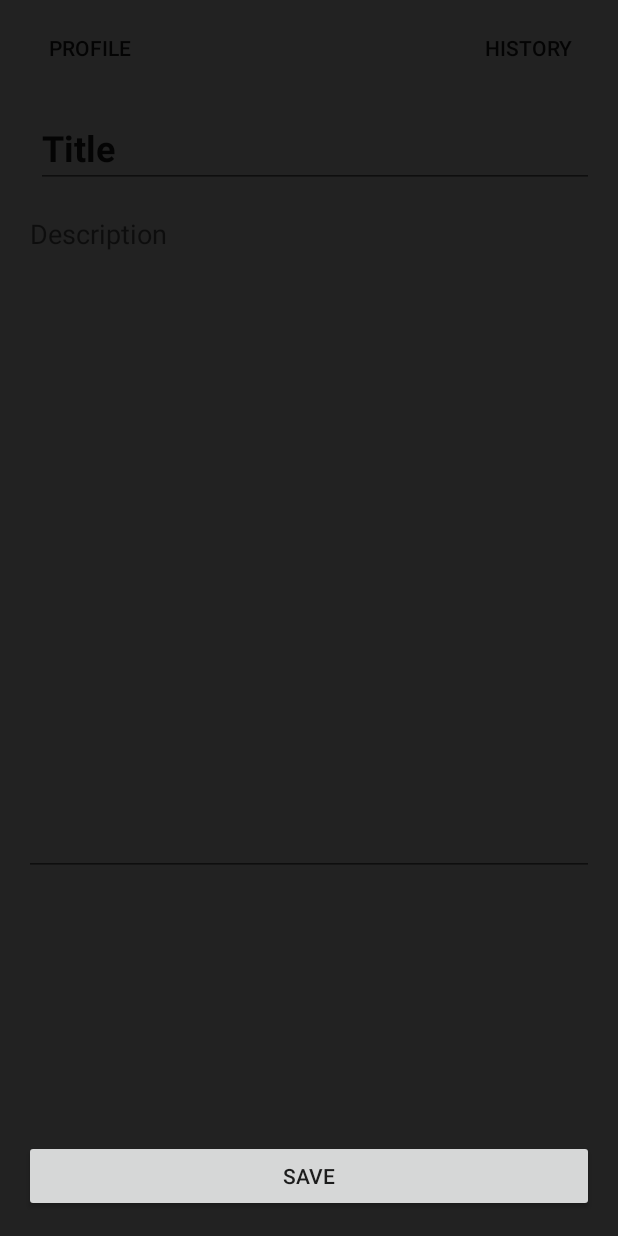
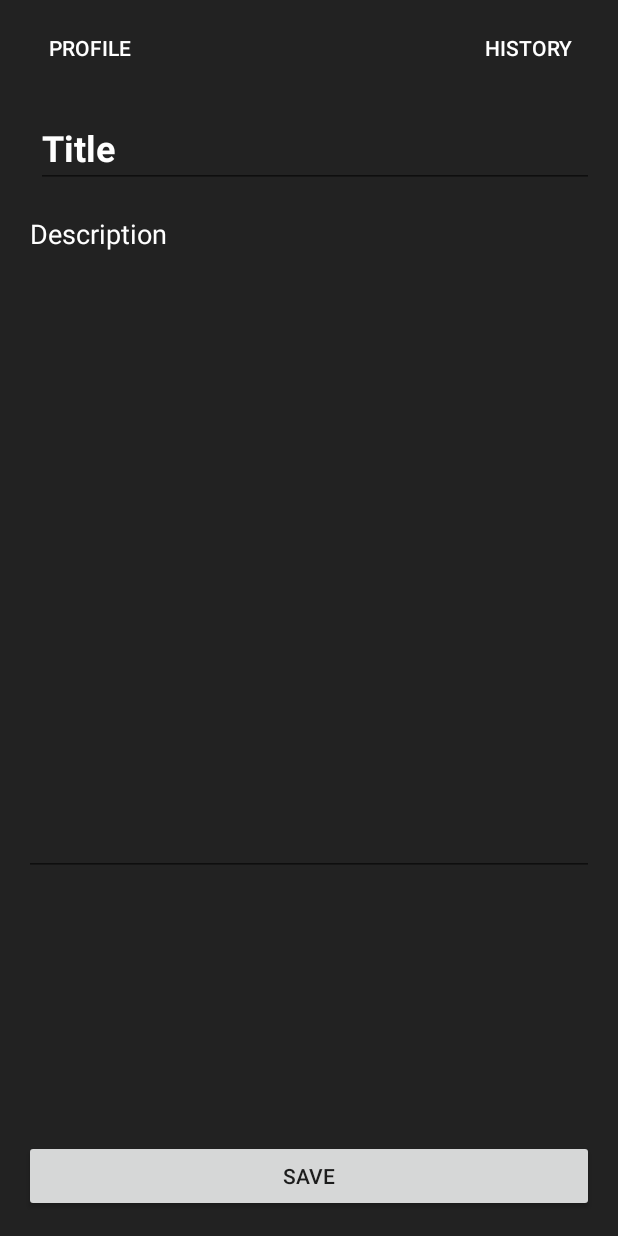
Before and after one commit to berkecankocyigit/CS394-Project, an Android app: the createNewDream screen opened through its navigation route, on a phone screen of 412 x 824 dp. Run offline under Robolectric (Android 15) with nearby library versions, the phone set to English and light mode, and no system bars; our stand-ins replace data binding, navigation-ui.

Commit message:
minor fixes
-caglacengiz

```diff
--- a/app/src/main/res/layout/fragment_create_new_dream.xml
+++ b/app/src/main/res/layout/fragment_create_new_dream.xml
@@ -19,9 +19,15 @@
             android:layout_marginStart="24dp"
             android:layout_marginTop="16dp"
             android:layout_marginEnd="16dp"
-            android:text="Title"
+            android:cursorVisible="true"
+            android:hint="Title"
+            android:textColor="@color/white"
             android:textSize="24sp"
             android:textStyle="bold"
+            android:text=""
+            android:textColorHighlight="#7C7C7C"
+            android:textColorHint="#FFFFFF"
+            android:textColorLink="#1A237E"
             app:layout_constraintEnd_toEndOf="parent"
             app:layout_constraintStart_toStartOf="parent"
             app:layout_constraintTop_toTopOf="parent" />
@@ -31,6 +37,7 @@
             android:id="@+id/descriptionScrollView"
             android:layout_width="0dp"
             android:layout_height="0dp"
+            android:textColor="@color/white"
             android:layout_marginStart="16dp"
             android:layout_marginTop="8dp"
             android:layout_marginEnd="16dp"
@@ -43,12 +50,18 @@
                 android:id="@+id/descriptionEditText"
                 android:layout_width="match_parent"
                 android:layout_height="wrap_content"
+                android:cursorVisible="true"
                 android:gravity="start"
                 android:hint="Description"
                 android:inputType="textMultiLine"
                 android:lines="20"
                 android:scrollbars="vertical"
-                android:text="" />
+                android:singleLine="false"
+                android:text=""
+                android:textColor="@color/white"
+                android:textColorHighlight="#7C7C7C"
+                android:textColorHint="#FFFFFF"
+                android:textColorLink="#1A237E" />
 
         </ScrollView>
 
--- a/app/src/main/res/layout/fragment_navigation_top.xml
+++ b/app/src/main/res/layout/fragment_navigation_top.xml
@@ -16,6 +16,7 @@
         android:layout_marginStart="16dp"
         android:layout_marginTop="8dp"
         android:background="#00FFFFFF"
+        android:textColor="@color/white"
         android:text="Profile"
         app:layout_constraintStart_toStartOf="parent"
         app:layout_constraintTop_toTopOf="parent" />
@@ -27,6 +28,7 @@
         android:layout_marginTop="8dp"
         android:layout_marginEnd="16dp"
         android:background="#00FFFFFF"
+        android:textColor="@color/white"
         android:text="History"
         app:layout_constraintEnd_toEndOf="parent"
         app:layout_constraintTop_toTopOf="parent" />
```
